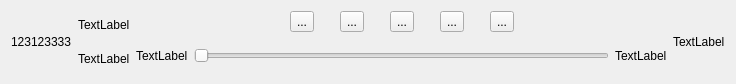
Qt form bottombar.ui (zhang-kaige/Qt-CloudMusic) before a commit.
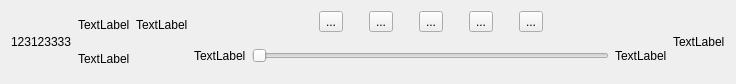
The same form after that commit. Custom widgets are drawn as their Qt base class.

```diff
--- a/bottombar.ui
+++ b/bottombar.ui
@@ -26,11 +26,22 @@
      <item>
       <layout class="QVBoxLayout" name="verticalLayout_2">
        <item>
-        <widget class="QLabel" name="label_4">
+        <layout class="QHBoxLayout" name="horizontalLayout_4">
+         <item>
+          <widget class="QLabel" name="songLab">
          <property name="text">
           <string>TextLabel</string>
          </property>
         </widget>
+         </item>
+         <item>
+          <widget class="QLabel" name="songerLab">
+           <property name="text">
+            <string>TextLabel</string>
+           </property>
+          </widget>
+         </item>
+        </layout>
        </item>
        <item>
         <widget class="QLabel" name="label_5">
@@ -216,6 +227,11 @@
    <extends>QToolButton</extends>
    <header>iconbutton.h</header>
   </customwidget>
+  <customwidget>
+   <class>RotateLabel</class>
+   <extends>QLabel</extends>
+   <header>rotatelabel.h</header>
+  </customwidget>
  </customwidgets>
  <resources/>
  <connections/>
```
Left out of the diff: 2 changed lines with no effect on the pictures. Lines whose indentation alone changed are shown as unchanged.
